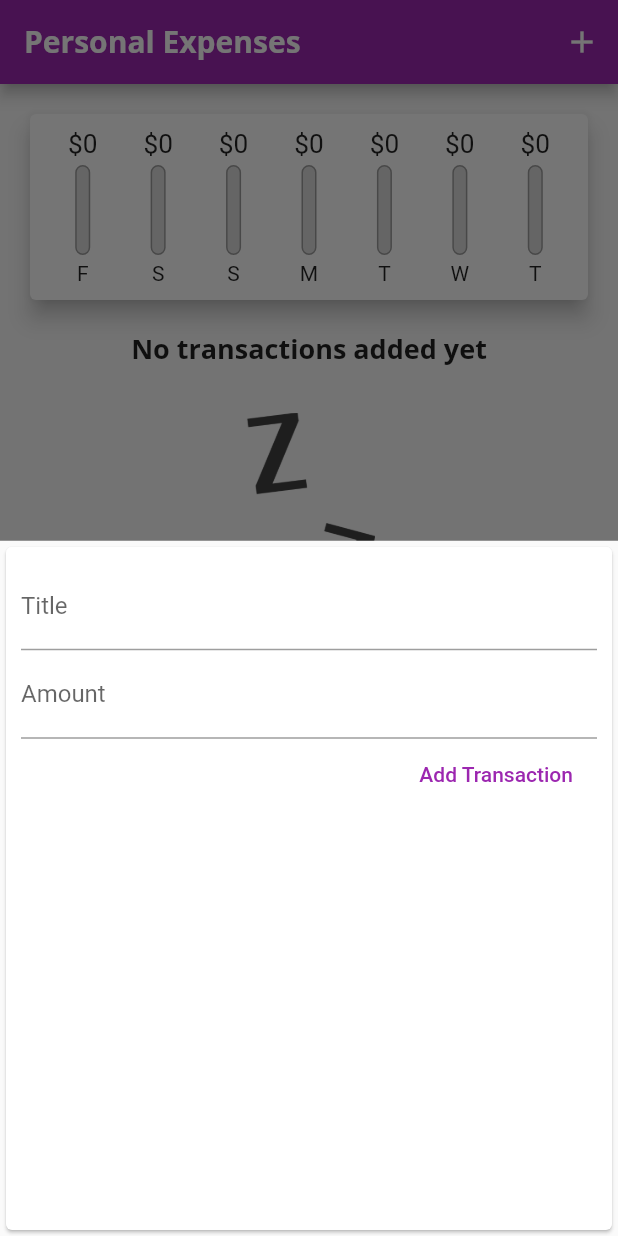
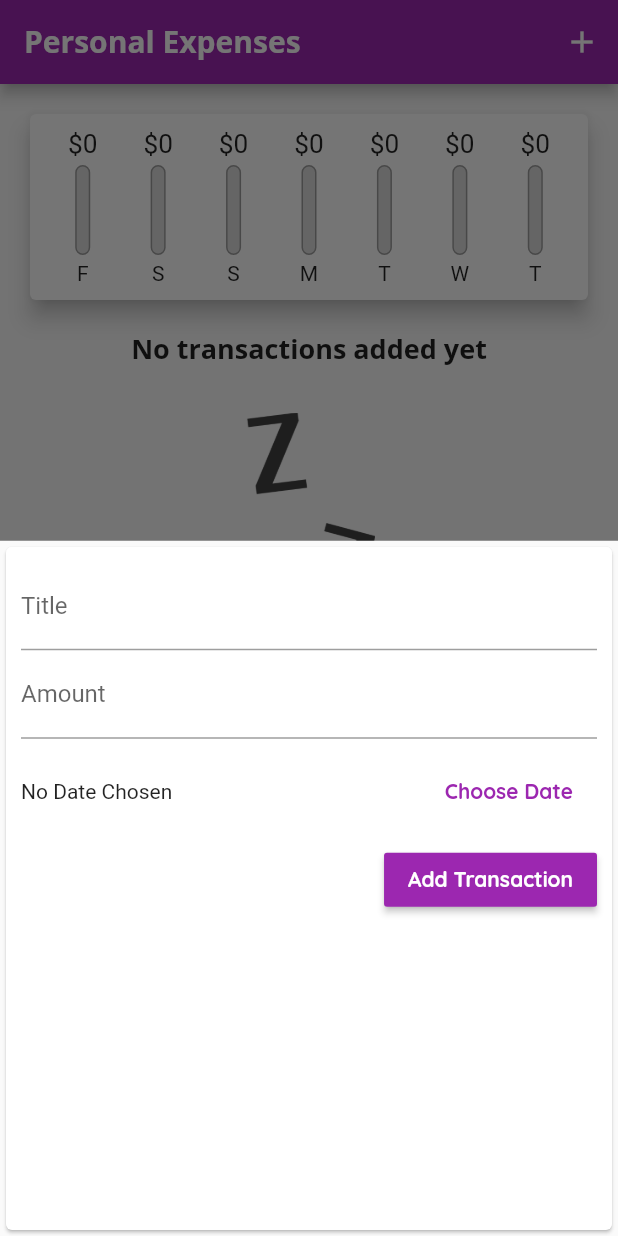
Before and after one commit to dastagg/ACMIND-personal-expenses, a Flutter app: the screen it shows after launch, after a tap on the "add" icon, on a phone screen of 412 x 824 dp. Run offline on Flutter 3.47's test engine with Material 2 defaults, Android fonts, the phone set to English and light mode, and no system bars.

Commit message:
End of 111.

```diff
--- a/lib/main.dart
+++ b/lib/main.dart
@@ -26,6 +26,7 @@ class MyApp extends StatelessWidget {
                   fontFamily: 'OpenSans',
                   fontSize: 18.0,
                   fontWeight: FontWeight.bold),
+              button: TextStyle(color: Colors.white),
             ),
         appBarTheme: const AppBarTheme(
           titleTextStyle: TextStyle(
--- a/lib/widgets/new_transaction.dart
+++ b/lib/widgets/new_transaction.dart
@@ -1,4 +1,5 @@
 import 'package:flutter/material.dart';
+import 'package:intl/intl.dart';
 
 class NewTransaction extends StatefulWidget {
   final Function addTx;
@@ -10,7 +11,7 @@ class NewTransaction extends StatefulWidget {
 }
 
 class _NewTransactionState extends State<NewTransaction> {
-  void submitData() {
+  void _submitData() {
     final enteredTitle = titleController.text;
     final enteredAmount = double.parse(amountController.text);
 
@@ -25,6 +26,23 @@ class _NewTransactionState extends State<NewTransaction> {
   final titleController = TextEditingController();
 
   final amountController = TextEditingController();
+  DateTime? _selectedDate;
+
+  void _presentDatePicker() {
+    showDatePicker(
+      context: context,
+      initialDate: DateTime.now(),
+      firstDate: DateTime(2022),
+      lastDate: DateTime.now(),
+    ).then((pickedDate) {
+      if (pickedDate == null) {
+        return;
+      }
+      setState(() {
+        _selectedDate = pickedDate;
+      });
+    });
+  }
 
   @override
   Widget build(BuildContext context) {
@@ -39,7 +57,7 @@ class _NewTransactionState extends State<NewTransaction> {
                 labelText: 'Title',
               ),
               controller: titleController,
-              onSubmitted: (_) => submitData(),
+              onSubmitted: (_) => _submitData(),
             ),
             TextField(
               decoration: const InputDecoration(
@@ -47,12 +65,38 @@ class _NewTransactionState extends State<NewTransaction> {
               ),
               controller: amountController,
               keyboardType: TextInputType.number,
-              onSubmitted: (_) => submitData(),
+              onSubmitted: (_) => _submitData(),
             ),
-            FlatButton(
-              onPressed: submitData,
-              child: const Text('Add Transaction'),
-              textColor: Colors.purple,
+            Container(
+              height: 70.0,
+              child: Row(
+                children: [
+                  Expanded(
+                    child: Text(
+                      _selectedDate == null
+                          ? 'No Date Chosen'
+                          : 'Picked Date: ${DateFormat.yMd().format(_selectedDate!)}',
+                    ),
+                  ),
+                  FlatButton(
+                    textColor: Theme.of(context).primaryColor,
+                    child: const Text(
+                      'Choose Date',
+                      style: TextStyle(fontWeight: FontWeight.bold),
+                    ),
+                    onPressed: _presentDatePicker,
+                  ),
+                ],
+              ),
+            ),
+            RaisedButton(
+              onPressed: _submitData,
+              child: const Text(
+                'Add Transaction',
+                style: TextStyle(fontWeight: FontWeight.bold),
+              ),
+              color: Theme.of(context).primaryColor,
+              textColor: Theme.of(context).textTheme.button!.color,
             ),
           ],
         ),
```
